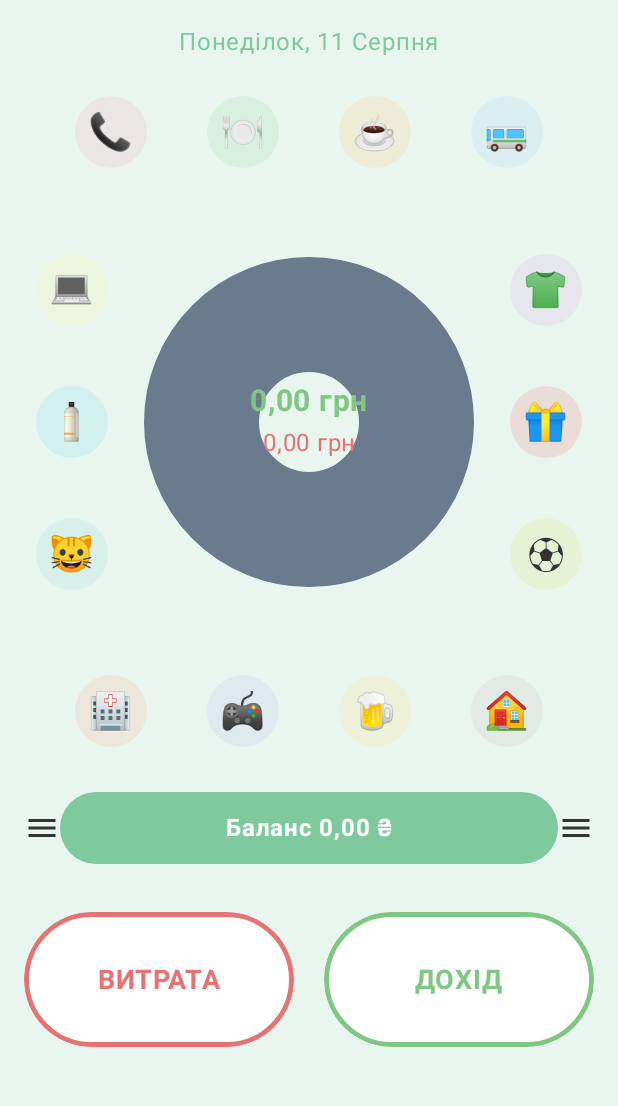
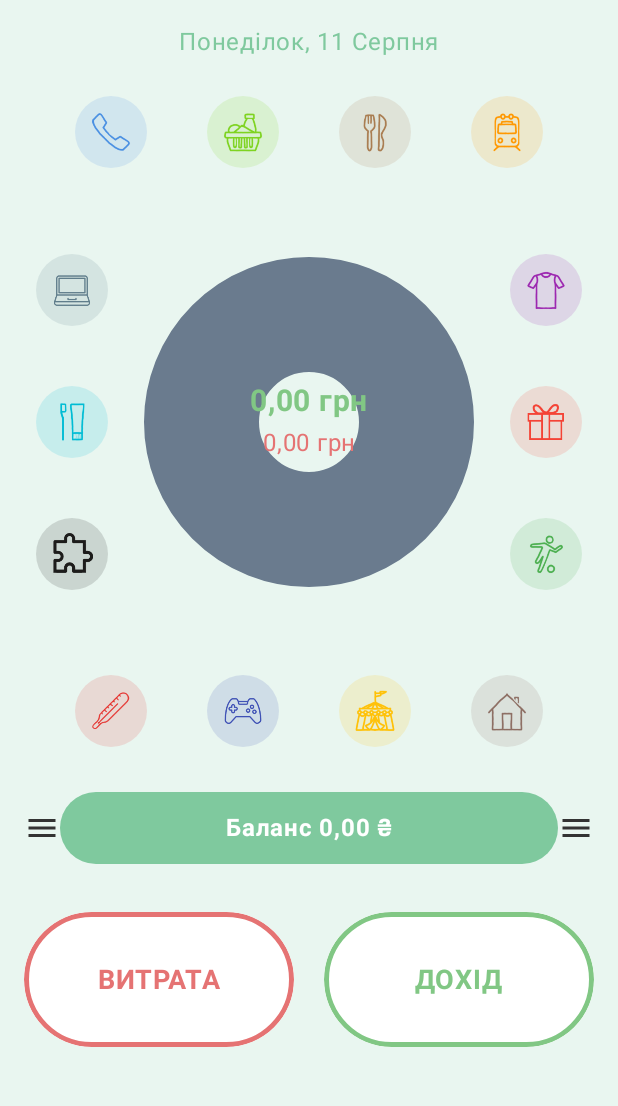
Before and after one commit to Avloga/Budgetik, an Android app built with Jetpack Compose: the screen it shows after launch (MainActivity), after a tap on "Аватар Паші", on a phone screen of 412 x 824 dp, the part 117-1223 px from its top. Run offline under Robolectric (Android 15) with nearby library versions, the phone set to English and light mode, and no system bars; our stand-ins replace Firebase (no records; nobody signed in at launch, a user with empty details on screens opened directly).

Commit message:
Оновив дизайн категорій

```diff
--- a/app/src/main/java/com/avloga/budgetik/ui/components/Categories.kt
+++ b/app/src/main/java/com/avloga/budgetik/ui/components/Categories.kt
@@ -9,26 +9,54 @@ data class AppCategory(
     val name: String,
     val emoji: String,
     val color: Color,
-    val kind: CategoryKind
+    val kind: CategoryKind,
+    val drawableName: String? = null
 )
 
 object Categories {
     // Єдиний список категорій витрат
     val expenseCategories: List<AppCategory> = listOf(
-        AppCategory("Зв'язок", "📞", CategoryPink, CategoryKind.EXPENSE),
-        AppCategory("Їжа", "🍽️", CategoryGreen, CategoryKind.EXPENSE),
-        AppCategory("Кафе", "☕", CategoryOrange, CategoryKind.EXPENSE),
-        AppCategory("Транспорт", "🚌", CategoryBlue, CategoryKind.EXPENSE),
-        AppCategory("Техніка", "💻", CategoryYellow, CategoryKind.EXPENSE),
-        AppCategory("Гігієна", "🧴", CategoryCyan, CategoryKind.EXPENSE),
-        AppCategory("Улюбленці", "🐱", CategoryTeal, CategoryKind.EXPENSE),
-        AppCategory("Одяг", "👕", CategoryPurple, CategoryKind.EXPENSE),
-        AppCategory("Подарунки", "🎁", CategoryRed, CategoryKind.EXPENSE),
-        AppCategory("Спорт", "⚽", CategoryLime, CategoryKind.EXPENSE),
-        AppCategory("Здоров'я", "🏥", CategoryDeepOrange, CategoryKind.EXPENSE),
-        AppCategory("Ігри", "🎮", CategoryIndigo, CategoryKind.EXPENSE),
-        AppCategory("Розваги", "🍺", CategoryAmber, CategoryKind.EXPENSE),
-        AppCategory("Житло", "🏠", CategoryBrown, CategoryKind.EXPENSE)
+        // #4A90E2
+        AppCategory("Зв'язок", "📞", CategoryBlue, CategoryKind.EXPENSE, drawableName = "phone_icon"),
+
+        // #7ED321
+        AppCategory("Їжа", "🍽️", CategoryGreen, CategoryKind.EXPENSE, drawableName = "food_icon"),
+
+        // #A97C50
+        AppCategory("Кафе", "☕", CategoryOrange, CategoryKind.EXPENSE, drawableName = "cafe_icon"),
+
+        // #FF9800
+        AppCategory("Транспорт", "🚌", CategoryDeepOrange, CategoryKind.EXPENSE, drawableName = "transport_icon"),
+
+        // #607D8B
+        AppCategory("Техніка", "💻", CategoryBlueGrey, CategoryKind.EXPENSE, drawableName = "electronics_icon"),
+
+        // #00BCD4
+        AppCategory("Гігієна", "🧴", CategoryCyan, CategoryKind.EXPENSE, drawableName = "hygiene_icon"),
+
+        //rgb(29, 28, 27)
+        AppCategory("Різне", "🐱", CategoryDark, CategoryKind.EXPENSE, drawableName = "other_icon"),
+
+        // #9C27B0
+        AppCategory("Одяг", "👕", CategoryPurple, CategoryKind.EXPENSE, drawableName = "clothes_icon"),
+
+        // #F44336
+        AppCategory("Подарунки", "🎁", CategoryRed, CategoryKind.EXPENSE, drawableName = "gift_icon"),
+
+        // #4CAF50
+        AppCategory("Спорт", "⚽", CategoryGreenDark, CategoryKind.EXPENSE, drawableName = "sport_icon"),
+
+        // #E53935
+        AppCategory("Здоров'я", "🏥", CategoryRedDark, CategoryKind.EXPENSE, drawableName = "health_icon"),
+
+        // #3F51B5
+        AppCategory("Ігри", "🎮", CategoryIndigo, CategoryKind.EXPENSE, drawableName = "games_icon"),
+
+        // #FFC107
+        AppCategory("Розваги", "🍺", CategoryAmber, CategoryKind.EXPENSE, drawableName = "entertainment_icon"),
+
+        // #8D6E63
+        AppCategory("Житло", "🏠", CategoryBrown, CategoryKind.EXPENSE, drawableName = "home_icon")
     )
 
     // Єдиний список категорій доходів
@@ -50,6 +78,6 @@ object Categories {
 
     // Побудова елементів для гріда категорій на головному екрані
     fun toCategoryItems(): List<CategoryItem> = expenseCategories.map {
-        CategoryItem(text = it.emoji, color = it.color, contentDescription = it.name)
+        CategoryItem(text = it.emoji, color = it.color, contentDescription = it.name, drawableName = it.drawableName)
     }
 }
--- a/app/src/main/java/com/avloga/budgetik/ui/components/CategoryGrid.kt
+++ b/app/src/main/java/com/avloga/budgetik/ui/components/CategoryGrid.kt
@@ -15,7 +15,8 @@ import androidx.compose.ui.unit.IntSize
 data class CategoryItem(
     val text: String,
     val color: Color,
-    val contentDescription: String
+    val contentDescription: String,
+    val drawableName: String? = null
 )
 
 // Допоміжна функція для форматування відсотків
@@ -61,25 +62,33 @@ fun CategoryGrid(
                 text = categories[0].text,
                 color = categories[0].color,
                 contentDescription = categories[0].contentDescription,
-                percentage = formatPercentage(categoryPercentages, categories[0].contentDescription)
+                percentage = formatPercentage(categoryPercentages, categories[0].contentDescription),
+                drawableName = categories[0].drawableName,
+                percentageColor = categories[0].color
             )
             if (categories.size > 1) CategoryText(
                 text = categories[1].text,
                 color = categories[1].color,
                 contentDescription = categories[1].contentDescription,
-                percentage = formatPercentage(categoryPercentages, categories[1].contentDescription)
+                percentage = formatPercentage(categoryPercentages, categories[1].contentDescription),
+                drawableName = categories[1].drawableName,
+                percentageColor = categories[1].color
             )
             if (categories.size > 2) CategoryText(
                 text = categories[2].text,
                 color = categories[2].color,
                 contentDescription = categories[2].contentDescription,
-                percentage = formatPercentage(categoryPercentages, categories[2].contentDescription)
+                percentage = formatPercentage(categoryPercentages, categories[2].contentDescription),
+                drawableName = categories[2].drawableName,
+                percentageColor = categories[2].color
             )
             if (categories.size > 3) CategoryText(
                 text = categories[3].text,
                 color = categories[3].color,
                 contentDescription = categories[3].contentDescription,
-                percentage = formatPercentage(categoryPercentages, categories[3].contentDescription)
+                percentage = formatPercentage(categoryPercentages, categories[3].contentDescription),
+                drawableName = categories[3].drawableName,
+                percentageColor = categories[3].color
             )
         }
 
@@ -94,19 +103,25 @@ fun CategoryGrid(
                 text = categories[4].text,
                 color = categories[4].color,
                 contentDescription = categories[4].contentDescription,
-                percentage = formatPercentage(categoryPercentages, categories[4].contentDescription)
+                percentage = formatPercentage(categoryPercentages, categories[4].contentDescription),
+                drawableName = categories[4].drawableName,
+                percentageColor = categories[4].color
             )
             if (categories.size > 5) CategoryText(
                 text = categories[5].text,
                 color = categories[5].color,
                 contentDescription = categories[5].contentDescription,
-                percentage = formatPercentage(categoryPercentages, categories[5].contentDescription)
+                percentage = formatPercentage(categoryPercentages, categories[5].contentDescription),
+                drawableName = categories[5].drawableName,
+                percentageColor = categories[5].color
             )
             if (categories.size > 6) CategoryText(
                 text = categories[6].text,
                 color = categories[6].color,
                 contentDescription = categories[6].contentDescription,
-                percentage = formatPercentage(categoryPercentages, categories[6].contentDescription)
+                percentage = formatPercentage(categoryPercentages, categories[6].contentDescription),
+                drawableName = categories[6].drawableName,
+                percentageColor = categories[6].color
             )
         }
 
@@ -121,19 +136,25 @@ fun CategoryGrid(
                 text = categories[7].text,
                 color = categories[7].color,
                 contentDescription = categories[7].contentDescription,
-                percentage = formatPercentage(categoryPercentages, categories[7].contentDescription)
+                percentage = formatPercentage(categoryPercentages, categories[7].contentDescription),
+                drawableName = categories[7].drawableName,
+                percentageColor = categories[7].color
             )
             if (categories.size > 8) CategoryText(
                 text = categories[8].text,
                 color = categories[8].color,
                 contentDescription = categories[8].contentDescription,
-                percentage = formatPercentage(categoryPercentages, categories[8].contentDescription)
+                percentage = formatPercentage(categoryPercentages, categories[8].contentDescription),
+                drawableName = categories[8].drawableName,
+                percentageColor = categories[8].color
             )
             if (categories.size > 9) CategoryText(
                 text = categories[9].text,
                 color = categories[9].color,
                 contentDescription = categories[9].contentDescription,
-                percentage = formatPercentage(categoryPercentages, categories[9].contentDescription)
+                percentage = formatPercentage(categoryPercentages, categories[9].contentDescription),
+                drawableName = categories[9].drawableName,
+                percentageColor = categories[9].color
             )
         }
 
@@ -148,25 +169,33 @@ fun CategoryGrid(
                 text = categories[10].text,
                 color = categories[10].color,
                 contentDescription = categories[10].contentDescription,
-                percentage = formatPercentage(categoryPercentages, categories[10].contentDescription)
+                percentage = formatPercentage(categoryPercentages, categories[10].contentDescription),
+                drawableName = categories[10].drawableName,
+                percentageColor = categories[10].color
             )
             if (categories.size > 11) CategoryText(
                 text = categories[11].text,
                 color = categories[11].color,
                 contentDescription = categories[11].contentDescription,
-                percentage = formatPercentage(categoryPercentages, categories[11].contentDescription)
+                percentage = formatPercentage(categoryPercentages, categories[11].contentDescription),
+                drawableName = categories[11].drawableName,
+                percentageColor = categories[11].color
             )
             if (categories.size > 12) CategoryText(
                 text = categories[12].text,
                 color = categories[12].color,
                 contentDescription = categories[12].contentDescription,
-                percentage = formatPercentage(categoryPercentages, categories[12].contentDescription)
+                percentage = formatPercentage(categoryPercentages, categories[12].contentDescription),
+                drawableName = categories[12].drawableName,
+                percentageColor = categories[12].color
             )
             if (categories.size > 13) CategoryText(
                 text = categories[13].text,
                 color = categories[13].color,
                 contentDescription = categories[13].contentDescription,
-                percentage = formatPercentage(categoryPercentages, categories[13].contentDescription)
+                percentage = formatPercentage(categoryPercentages, categories[13].contentDescription),
+                drawableName = categories[13].drawableName,
+                percentageColor = categories[13].color
             )
         }
     }
--- a/app/src/main/java/com/avloga/budgetik/ui/components/CategoryIcons.kt
+++ b/app/src/main/java/com/avloga/budgetik/ui/components/CategoryIcons.kt
@@ -13,6 +13,9 @@ import androidx.compose.ui.text.font.FontWeight
 import androidx.compose.ui.unit.dp
 import androidx.compose.ui.unit.sp
 import com.avloga.budgetik.ui.theme.*
+import androidx.compose.foundation.Image
+import androidx.compose.runtime.remember
+import androidx.compose.ui.res.painterResource
 
 // CategoryIconsGrid was a legacy static preview and is not used anymore; removed to avoid duplicated/obsolete categories.
 
@@ -22,8 +25,19 @@ fun CategoryText(
     color: Color,
     contentDescription: String,
     percentage: String? = null,
-    modifier: Modifier = Modifier
+    modifier: Modifier = Modifier,
+    drawableName: String? = null,
+    percentageColor: Color? = null
 ) {
+    val context = androidx.compose.ui.platform.LocalContext.current
+
+    val resId = remember(drawableName) {
+        if (drawableName != null) {
+            val id = context.resources.getIdentifier(drawableName, "drawable", context.packageName)
+            if (id != 0) id else null
+        } else null
+    }
+
     Column(
         horizontalAlignment = Alignment.CenterHorizontally,
         modifier = modifier
@@ -35,25 +49,29 @@ fun CategoryText(
                 .background(color.copy(alpha = 0.15f)),
             contentAlignment = Alignment.Center
         ) {
-            Text(
-                text = text,
-                fontSize = 24.sp,
-                fontWeight = FontWeight.Normal
-            )
+            if (resId != null) {
+                Image(
+                    painter = painterResource(id = resId as Int),
+                    contentDescription = contentDescription,
+                    modifier = Modifier.size(28.dp)
+                )
+            } else {
+                Text(text = text, fontSize = 24.sp, fontWeight = FontWeight.Normal)
+            }
         }
 
-        // Відображення відсотків під категорією (тільки якщо відсоток не null)
         if (percentage != null) {
             Spacer(modifier = Modifier.height(4.dp))
             Text(
                 text = percentage,
                 fontSize = 15.sp,
                 fontWeight = FontWeight.Normal,
-                color = com.avloga.budgetik.ui.theme.DarkGray
+                color = percentageColor ?: color
             )
         }
     }
 }
+
 
 // Залишаю стару функцію для сумісності
 @Composable
@@ -69,6 +87,7 @@ fun CategoryIcon(
         text = emoji,
         color = color,
         contentDescription = contentDescription,
+        percentageColor = color,
         modifier = modifier
     )
 }
--- a/app/src/main/java/com/avloga/budgetik/ui/theme/Color.kt
+++ b/app/src/main/java/com/avloga/budgetik/ui/theme/Color.kt
@@ -13,23 +13,39 @@ val IncomeGreen = Color(0xFF81C784)
 // Кольори для кругової діаграми
 val BlueGray = Color(0xFF6A7B8E)
 
+val CategoryBlue = Color(0xFF4A90E2)       // Зв'язок
+val CategoryGreen = Color(0xFF7ED321)      // Їжа
+val CategoryOrange = Color(0xFFA97C50)     // Кафе
+val CategoryDeepOrange = Color(0xFFFF9800) // Транспорт (колір #FF9800 більше ближче до помаранчевого, тому краще deepOrange)
+val CategoryBlueGrey = Color(0xFF607D8B)   // Техніка (краще назвати BlueGrey для кращої зрозумілості)
+val CategoryCyan = Color(0xFF00BCD4)       // Гігієна
+val CategoryDark = Color(0xFF1D1C1B)       // Різне (темний колір)
+val CategoryPurple = Color(0xFF9C27B0)     // Одяг
+val CategoryRed = Color(0xFFF44336)        // Подарунки
+val CategoryGreenDark = Color(0xFF4CAF50)  // Спорт
+val CategoryRedDark = Color(0xFFE53935)    // Здоров'я
+val CategoryIndigo = Color(0xFF3F51B5)     // Ігри
+val CategoryAmber = Color(0xFFFFC107)      // Розваги
+val CategoryBrown = Color(0xFF8D6E63)      // Житло
+
+
 // Кольори для іконок категорій
 val CategoryPink = Color(0xFFF48FB1)
-val CategoryBlue = Color(0xFF90CAF9)
-val CategoryRed = Color(0xFFEF5350)
-val CategoryOrange = Color(0xFFFFB74D)
-val CategoryPurple = Color(0xFFCE93D8)
-val CategoryTeal = Color(0xFF80CBC4)
-
-// Додаткові кольори для категорій
-val CategoryGreen = Color(0xFF81C784)
-val CategoryYellow = Color(0xFFFFF176)
-val CategoryIndigo = Color(0xFF9FA8DA)
-val CategoryCyan = Color(0xFF4DD0E1)
-val CategoryLime = Color(0xFFCDDC39)
-val CategoryAmber = Color(0xFFFFD54F)
-val CategoryDeepOrange = Color(0xFFFF8A65)
-val CategoryBrown = Color(0xFFBCAAA4)
+//val CategoryBlue = Color(0xFF90CAF9)
+//val CategoryRed = Color(0xFFEF5350)
+//val CategoryOrange = Color(0xFFFFB74D)
+//val CategoryPurple = Color(0xFFCE93D8)
+//val CategoryTeal = Color(0xFF80CBC4)
+//
+//// Додаткові кольори для категорій
+//val CategoryGreen = Color(0xFF81C784)
+//val CategoryYellow = Color(0xFFFFF176)
+//val CategoryIndigo = Color(0xFF9FA8DA)
+//val CategoryCyan = Color(0xFF4DD0E1)
+//val CategoryLime = Color(0xFFCDDC39)
+//val CategoryAmber = Color(0xFFFFD54F)
+//val CategoryDeepOrange = Color(0xFFFF8A65)
+//val CategoryBrown = Color(0xFFBCAAA4)
 
 // Старі кольори (залишаю для сумісності)
 val Purple80 = Color(0xFFD0BCFF)
```
Also changed, not shown: app/src/main/res/drawable/cafe_icon.png (added), app/src/main/res/drawable/clothes_icon.png (added), app/src/main/res/drawable/electronics_icon.png (added), app/src/main/res/drawable/entertainment_icon.png (added), app/src/main/res/drawable/food_icon.png (added), app/src/main/res/drawable/games_icon.png (added), app/src/main/res/drawable/gift_icon.png (added), app/src/main/res/drawable/health_icon.png (added), app/src/main/res/drawable/home_icon.png (added), app/src/main/res/drawable/hygiene_icon.png (added), app/src/main/res/drawable/other_icon.png (added), app/src/main/res/drawable/phone_icon.png (added), app/src/main/res/drawable/sport_icon.png (added), app/src/main/res/drawable/transport_icon.png (added).
